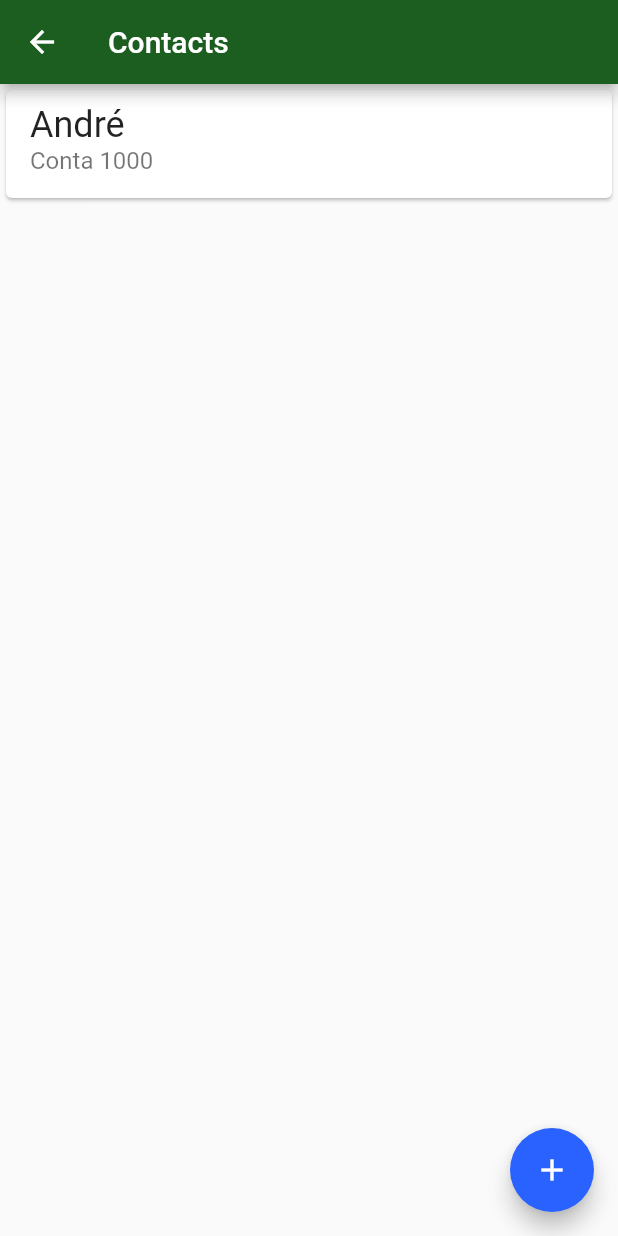
After one commit to andreguedes/bytebank-flutter, a Flutter app: the screen it shows after launch, after a tap on "Contacts", on a phone screen of 412 x 824 dp. The commit adds this screen. Run offline on Flutter 3.47's test engine with Material 2 defaults, Android fonts, the phone set to English and light mode, and no system bars.

Commit message:
Add call to contacts list

```diff
--- a/lib/main.dart
+++ b/lib/main.dart
@@ -1,3 +1,4 @@
+import 'package:bytebank/screens/dashboard.dart';
 import 'package:flutter/material.dart';
 
 void main() => runApp(ByteBankApp());
@@ -17,41 +18,3 @@ class ByteBankApp extends StatelessWidget {
         home: Dashboard());
   }
 }
-
-class Dashboard extends StatelessWidget {
-  @override
-  Widget build(BuildContext context) {
-    return Scaffold(
-      appBar: AppBar(
-        title: Text('Dashboard'),
-      ),
-      body: Padding(
-        padding: const EdgeInsets.all(8.0),
-        child: Column(
-          mainAxisAlignment: MainAxisAlignment.spaceBetween,
-          crossAxisAlignment: CrossAxisAlignment.start,
-          children: <Widget>[
-            Image.asset('images/bytebank_logo.png'),
-            Container(
-              height: 100,
-              width: 150,
-              padding: EdgeInsets.all(8.0),
-              child: Column(
-                mainAxisAlignment: MainAxisAlignment.spaceBetween,
-                crossAxisAlignment: CrossAxisAlignment.start,
-                children: <Widget>[
-                  Icon(Icons.people, color: Colors.white, size: 24.0),
-                  Text(
-                    'Contacts',
-                    style: TextStyle(color: Colors.white, fontSize: 16.0),
-                  )
-                ],
-              ),
-              color: Theme.of(context).primaryColor,
-            )
-          ],
-        ),
-      ),
-    );
-  }
-}
--- /dev/null
+++ b/lib/screens/contacts_list.dart
@@ -0,0 +1,32 @@
+import 'package:flutter/material.dart';
+
+class ContactsList extends StatelessWidget {
+  @override
+  Widget build(BuildContext context) {
+    return Scaffold(
+      appBar: AppBar(
+        title: Text('Contacts'),
+      ),
+      body: ListView(
+        children: <Widget>[
+          Card(
+            child: ListTile(
+              title: Text(
+                'André',
+                style: TextStyle(fontSize: 24.0),
+              ),
+              subtitle: Text(
+                'Conta 1000',
+                style: TextStyle(fontSize: 16.0),
+              ),
+            ),
+          )
+        ],
+      ),
+      floatingActionButton: FloatingActionButton(
+        onPressed: () {},
+        child: Icon(Icons.add),
+      ),
+    );
+  }
+}
--- /dev/null
+++ b/lib/screens/dashboard.dart
@@ -0,0 +1,48 @@
+import 'package:bytebank/screens/contacts_list.dart';
+import 'package:flutter/material.dart';
+
+class Dashboard extends StatelessWidget {
+  @override
+  Widget build(BuildContext context) {
+    return Scaffold(
+      appBar: AppBar(
+        title: Text('Dashboard'),
+      ),
+      body: Padding(
+        padding: const EdgeInsets.all(8.0),
+        child: Column(
+          mainAxisAlignment: MainAxisAlignment.spaceBetween,
+          crossAxisAlignment: CrossAxisAlignment.start,
+          children: <Widget>[
+            Image.asset('images/bytebank_logo.png'),
+            Material(
+              color: Theme.of(context).primaryColor,
+              child: InkWell(
+                onTap: () {
+                  Navigator.of(context).push(
+                      MaterialPageRoute(builder: (context) => ContactsList()));
+                },
+                child: Container(
+                  height: 100,
+                  width: 150,
+                  padding: EdgeInsets.all(8.0),
+                  child: Column(
+                    mainAxisAlignment: MainAxisAlignment.spaceBetween,
+                    crossAxisAlignment: CrossAxisAlignment.start,
+                    children: <Widget>[
+                      Icon(Icons.people, color: Colors.white, size: 24.0),
+                      Text(
+                        'Contacts',
+                        style: TextStyle(color: Colors.white, fontSize: 16.0),
+                      )
+                    ],
+                  ),
+                ),
+              ),
+            )
+          ],
+        ),
+      ),
+    );
+  }
+}
```
